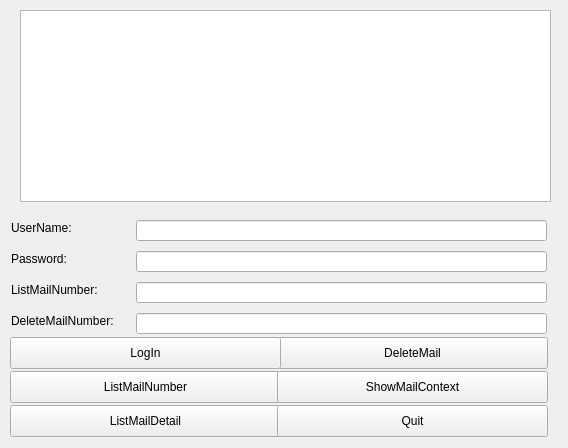
Old version of the form lab3/src/view.ui in the repository kokorosawa/FCU_Network_Programming.
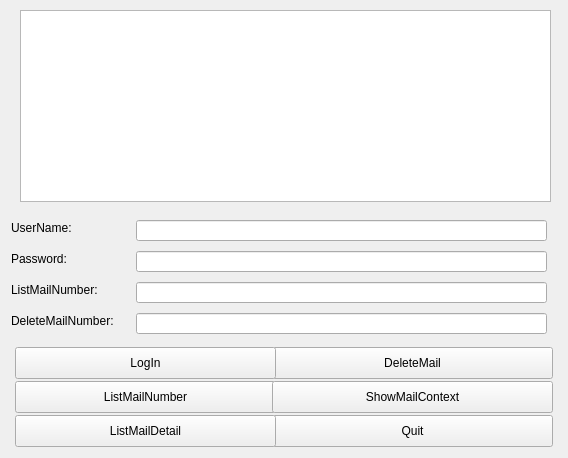
New version of the form.

Commit message: feat:basic GUI

```diff
--- a/lab3/src/view.ui
+++ b/lab3/src/view.ui
@@ -7,7 +7,7 @@
     <x>0</x>
     <y>0</y>
     <width>568</width>
-    <height>448</height>
+    <height>458</height>
    </rect>
   </property>
   <property name="windowTitle">
@@ -49,9 +49,9 @@
   <widget class="QPushButton" name="listMail">
    <property name="geometry">
     <rect>
-     <x>10</x>
-     <y>371</y>
-     <width>271</width>
+     <x>15</x>
+     <y>381</y>
+     <width>261</width>
      <height>32</height>
     </rect>
    </property>
@@ -62,9 +62,9 @@
   <widget class="QPushButton" name="deleteMail">
    <property name="geometry">
     <rect>
-     <x>277</x>
-     <y>337</y>
-     <width>271</width>
+     <x>272</x>
+     <y>347</y>
+     <width>281</width>
      <height>32</height>
     </rect>
    </property>
@@ -72,25 +72,25 @@
     <string>DeleteMail</string>
    </property>
   </widget>
-  <widget class="QPushButton" name="listMailDetail">
+  <widget class="QPushButton" name="quit">
    <property name="geometry">
     <rect>
-     <x>10</x>
-     <y>405</y>
-     <width>271</width>
+     <x>272</x>
+     <y>415</y>
+     <width>281</width>
      <height>32</height>
     </rect>
    </property>
    <property name="text">
-    <string>ListMailDetail</string>
+    <string>Quit</string>
    </property>
   </widget>
   <widget class="QPushButton" name="showMailContext">
    <property name="geometry">
     <rect>
-     <x>277</x>
-     <y>371</y>
-     <width>271</width>
+     <x>272</x>
+     <y>381</y>
+     <width>281</width>
      <height>32</height>
     </rect>
    </property>
@@ -167,25 +167,12 @@
     <string>Password:</string>
    </property>
   </widget>
-  <widget class="QPushButton" name="pushButton_2">
-   <property name="geometry">
-    <rect>
-     <x>277</x>
-     <y>405</y>
-     <width>271</width>
-     <height>32</height>
-    </rect>
-   </property>
-   <property name="text">
-    <string>Quit</string>
-   </property>
-  </widget>
   <widget class="QPushButton" name="logIn">
    <property name="geometry">
     <rect>
-     <x>10</x>
-     <y>337</y>
-     <width>271</width>
+     <x>15</x>
+     <y>347</y>
+     <width>261</width>
      <height>32</height>
     </rect>
    </property>
@@ -193,6 +180,19 @@
     <string>LogIn</string>
    </property>
   </widget>
+  <widget class="QPushButton" name="listMailDetail">
+   <property name="geometry">
+    <rect>
+     <x>15</x>
+     <y>415</y>
+     <width>261</width>
+     <height>32</height>
+    </rect>
+   </property>
+   <property name="text">
+    <string>ListMailDetail</string>
+   </property>
+  </widget>
  </widget>
  <resources/>
  <connections/>
```
The commit also changes 7 other files.
